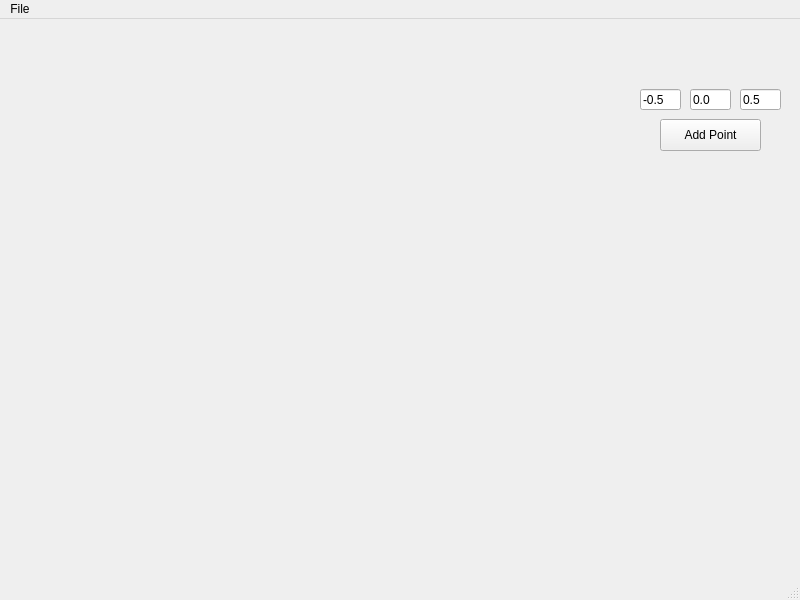
Old version of the form mainwindow.ui in the repository kormang/QtCGAL3DViewerExample.
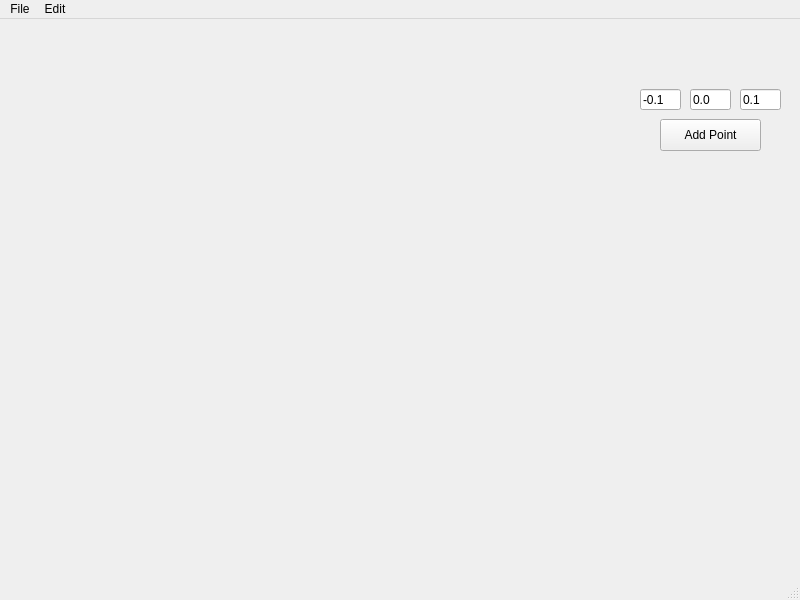
New version of the form. Custom widgets are drawn as their Qt base class.

```diff
--- a/mainwindow.ui
+++ b/mainwindow.ui
@@ -47,7 +47,7 @@
      </rect>
     </property>
     <property name="text">
-     <string>-0.5</string>
+     <string>-0.1</string>
     </property>
    </widget>
    <widget class="QLineEdit" name="leYCoord">
@@ -73,7 +73,7 @@
      </rect>
     </property>
     <property name="text">
-     <string>0.5</string>
+     <string>0.1</string>
     </property>
    </widget>
   </widget>
@@ -92,7 +92,17 @@
     </property>
     <addaction name="actionExit"/>
    </widget>
+   <widget class="QMenu" name="menuEdit">
+    <property name="title">
+     <string>Edit</string>
+    </property>
+    <addaction name="actionGenerate_cube"/>
+    <addaction name="actionGenerate_sphere"/>
+    <addaction name="separator"/>
+    <addaction name="actionClear_all_points"/>
+   </widget>
    <addaction name="menuFile"/>
+   <addaction name="menuEdit"/>
   </widget>
   <widget class="QStatusBar" name="statusbar"/>
   <action name="actionExit">
```
Left out of the diff: 20 changed lines with no effect on the pictures.
